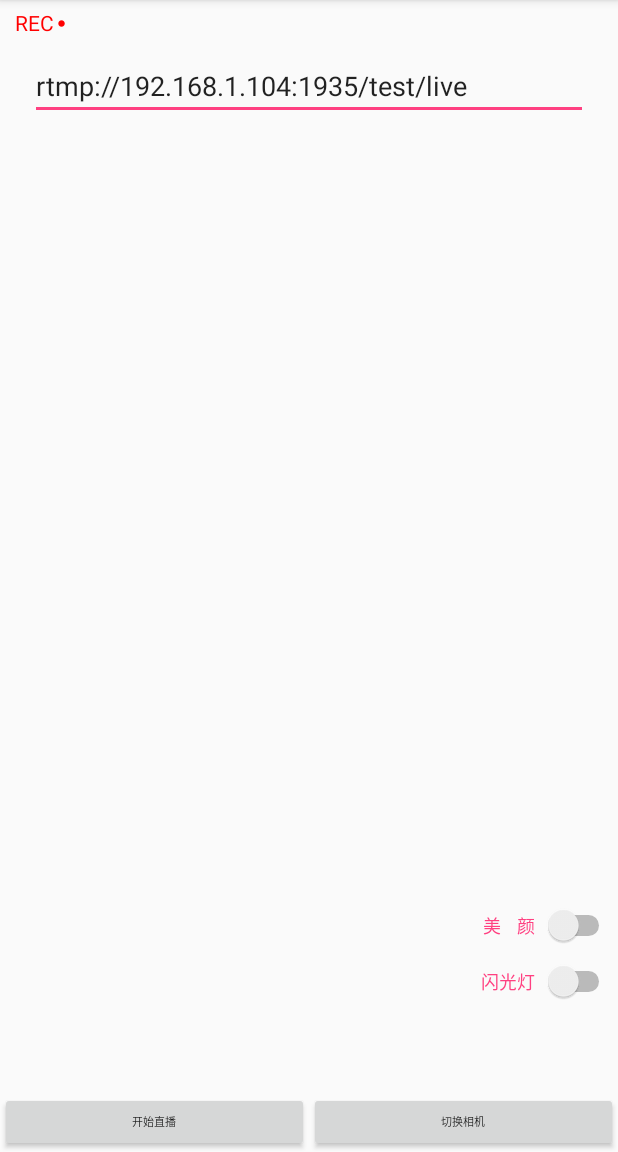
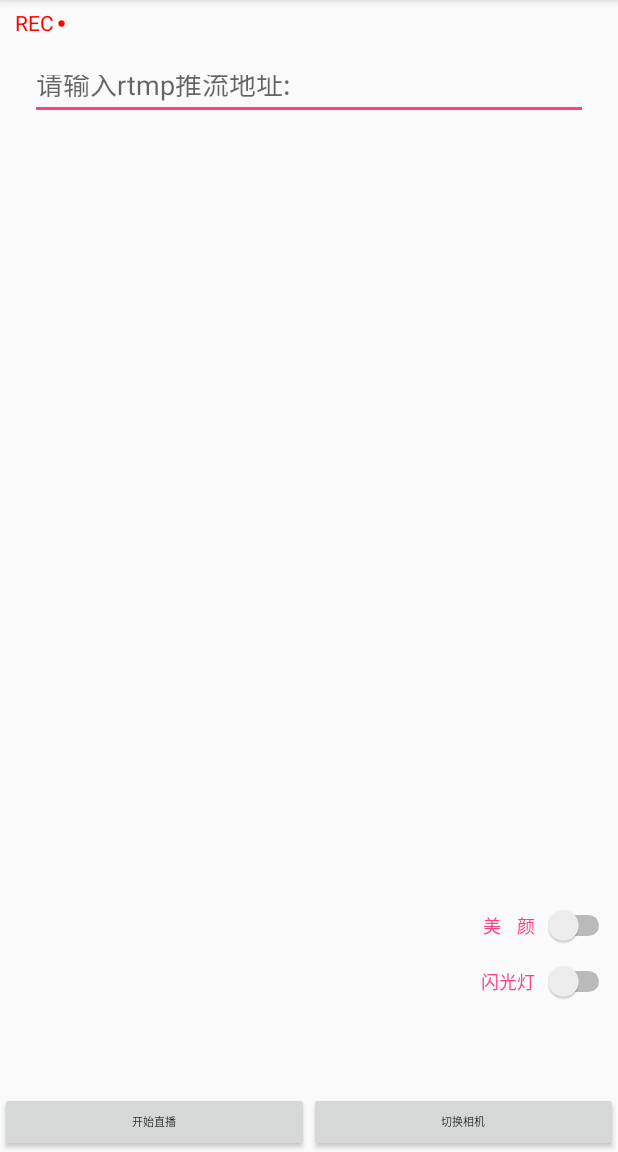
Before and after one commit to javandcpp/MediaPlus, an Android app: the LiveActivity screen opened directly, with no data from a screen before it, on a phone screen of 412 x 824 dp, the part 84-1236 px from its top. Run offline under Robolectric (Android 15) with nearby library versions, the phone set to English and light mode, and no system bars; our stand-ins replace RxJava; libraries missing offline, so code that uses them is left out: com.tbruyelle.rxpermissions2, okhttp3.internal, rx.functions; Roboto replaces fonts that are not available here; 1 statement that could not run was skipped.

```diff
--- a/MediaPlus/app/src/main/res/layout/activity_recorder.xml
+++ b/MediaPlus/app/src/main/res/layout/activity_recorder.xml
@@ -47,7 +47,6 @@
         android:layout_marginLeft="20dp"
         android:layout_marginRight="20dp"
         android:layout_marginTop="40dp"
-        android:text="rtmp://192.168.1.104:1935/test/live"
         android:hint="请输入rtmp推流地址:" />
 
     <TextView
```
